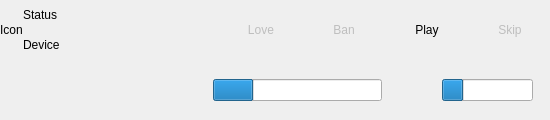
This is app/client/Widgets/PlaybackControlsWidget.ui in mutecypher/lastfm-desktop as Qt 5 draws it before an edit. The edited form follows.
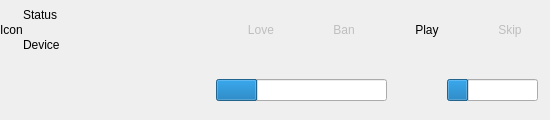
This is the edited form. Custom widgets are drawn as their Qt base class.

Commit message: Some design tweaks to the progress frame.

Patch:
```diff
--- a/app/client/Widgets/PlaybackControlsWidget.ui
+++ b/app/client/Widgets/PlaybackControlsWidget.ui
@@ -194,7 +194,7 @@
      <property name="frameShadow">
       <enum>QFrame::Raised</enum>
      </property>
-     <layout class="QHBoxLayout" name="horizontalLayout_4" stretch="0,0,1,1,0,0,0">
+     <layout class="QHBoxLayout" name="horizontalLayout_4" stretch="0,0,1,1,0,0">
       <property name="spacing">
        <number>10</number>
       </property>
@@ -285,6 +285,21 @@
         </layout>
        </widget>
       </item>
+      <item>
+       <widget class="QFrame" name="frame">
+        <property name="frameShape">
+         <enum>QFrame::NoFrame</enum>
+        </property>
+        <property name="frameShadow">
+         <enum>QFrame::Raised</enum>
+        </property>
+        <layout class="QHBoxLayout" name="horizontalLayout_5">
+         <property name="spacing">
+          <number>5</number>
+         </property>
+         <property name="margin">
+          <number>0</number>
+         </property>
       <item>
        <widget class="QProgressBar" name="scrobbleMeter">
         <property name="value">
@@ -300,6 +315,9 @@
         <property name="text">
          <string/>
         </property>
+          </widget>
+         </item>
+        </layout>
        </widget>
       </item>
      </layout>
```
Left out of the diff: 4 changed lines with no effect on the pictures. Lines whose indentation alone changed are shown as unchanged. The commit also changes 3 other files.
